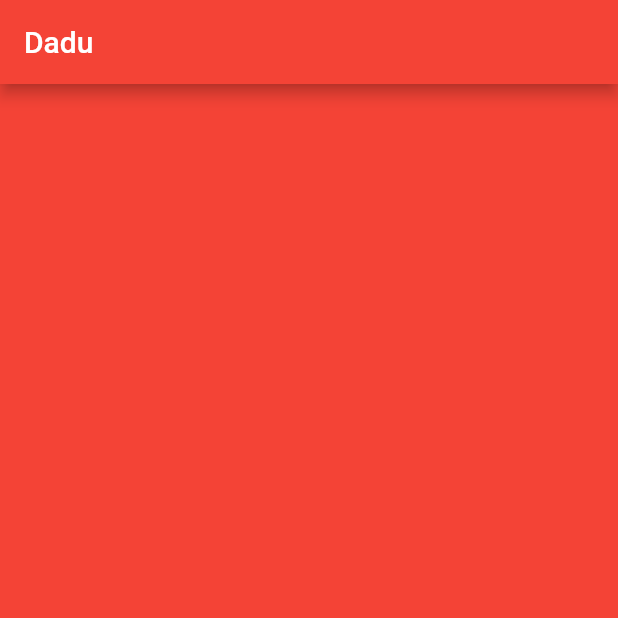
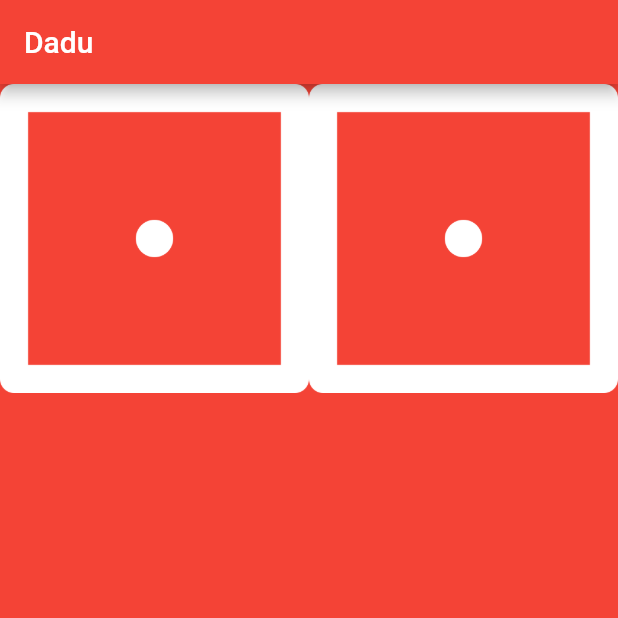
Before and after one commit to davigun/dadu-complete, a Flutter app: the screen it shows after launch, on a phone screen of 412 x 824 dp, the top half of it. Run offline on Flutter 3.47's test engine with Material 2 defaults, Android fonts, the phone set to English and light mode, and no system bars.

Commit message:
Expanded Widget

```diff
--- a/lib/main.dart
+++ b/lib/main.dart
@@ -18,6 +18,15 @@ void main() {
 class DicePage extends StatelessWidget {
   @override
   Widget build(BuildContext context) {
-    return Container();
+    return Row(
+      children: [
+        Expanded(
+          child: Image.asset('images/dice1.png'),
+        ),
+        Expanded(
+          child: Image.asset('images/dice1.png'),
+        ),
+      ],
+    );
   }
 }
```
